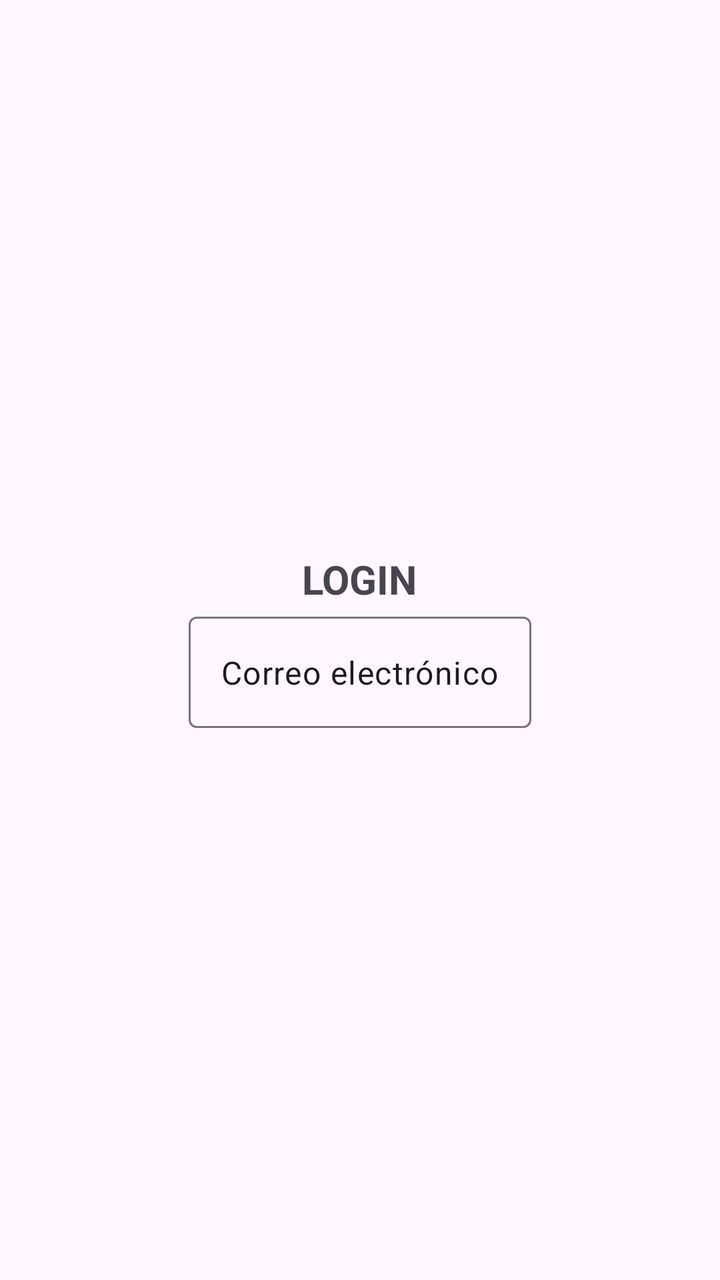
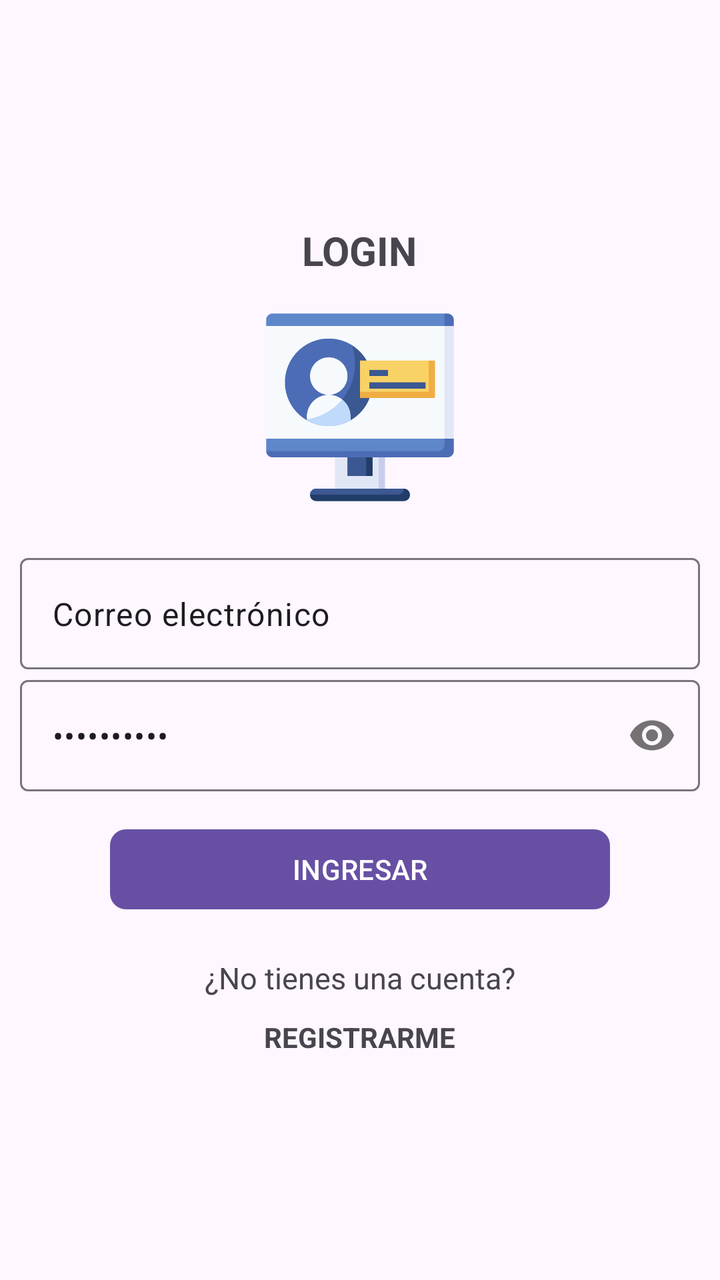

An Android layout rendered at two revisions. The XML below is the earlier revision; the diff shows what the commit changed to produce the second picture.
<!-- AndroidManifest.xml: application theme Theme.ChatKotlin -->
<!-- res/layout/activity_login_email.xml -->
<?xml version="1.0" encoding="utf-8"?>
<androidx.appcompat.widget.LinearLayoutCompat
    xmlns:android="http://schemas.android.com/apk/res/android"
    xmlns:app="http://schemas.android.com/apk/res-auto"
    xmlns:tools="http://schemas.android.com/tools"
    android:id="@+id/main"
    android:layout_width="match_parent"
    android:layout_height="match_parent"
    android:gravity="center"
    android:orientation="vertical"
    tools:context=".Fragmentos.LoginEmailActivity">

    <TextView
        android:text="@string/txt_login"
        android:textAllCaps="true"
        android:textSize="20sp"
        android:textStyle="bold"
        android:layout_width="wrap_content"
        android:layout_height="wrap_content"/>


    
    <com.google.android.material.textfield.TextInputLayout
        android:layout_width="wrap_content"
        android:layout_height="wrap_content">

        <EditText
            android:id="@+id/et_Email"
            android:text="@string/et_Email"
            android:inputType="textEmailAddress"
            android:layout_width="match_parent"
            android:layout_height="wrap_content"/>



    </com.google.android.material.textfield.TextInputLayout>



    
    <com.google.android.material.textfield.TextInputLayout
        android:layout_width="wrap_content"
        android:layout_height="wrap_content"/>


</androidx.appcompat.widget.LinearLayoutCompat>
<!-- resources referenced by this layout -->
<resources>
  <string name="et_Email">Correo electrónico</string>
  <string name="txt_login">Login</string>
  <style name="Theme.ChatKotlin" parent="Base.Theme.ChatKotlin" />
  <style name="Base.Theme.ChatKotlin" parent="Theme.Material3.DayNight.NoActionBar">
          
          
      </style>
</resources>

<!-- the commit's change to res/layout/activity_login_email.xml (unified diff, before → after) -->
@@ -6,10 +6,12 @@
     android:id="@+id/main"
     android:layout_width="match_parent"
     android:layout_height="match_parent"
+    android:orientation="vertical"
     android:gravity="center"
-    android:orientation="vertical"
+    android:padding="10dp"
     tools:context=".Fragmentos.LoginEmailActivity">
 
+    
     <TextView
         android:text="@string/txt_login"
         android:textAllCaps="true"
@@ -20,8 +22,17 @@
 
 
     
+    <ImageView
+        android:src="@drawable/login_usuario"
+        android:layout_marginTop="15dp"
+        android:layout_width="100dp"
+        android:layout_height="100dp"/>
+
+
+    
     <com.google.android.material.textfield.TextInputLayout
-        android:layout_width="wrap_content"
+        android:layout_marginTop="20dp"
+        android:layout_width="match_parent"
         android:layout_height="wrap_content">
 
         <EditText
@@ -31,14 +42,52 @@
             android:layout_width="match_parent"
             android:layout_height="wrap_content"/>
 
+    </com.google.android.material.textfield.TextInputLayout>
 
+
+
+    
+    <com.google.android.material.textfield.TextInputLayout
+        android:layout_width="match_parent"
+        android:layout_height="wrap_content"
+        app:passwordToggleEnabled="true">
+
+        <EditText
+            android:id="@+id/et_Password"
+            android:text="@string/et_Password"
+            android:inputType="textPassword"
+            android:layout_width="match_parent"
+            android:layout_height="wrap_content"/>
 
     </com.google.android.material.textfield.TextInputLayout>
 
 
 
     
-    <com.google.android.material.textfield.TextInputLayout
+    <com.google.android.material.button.MaterialButton
+        android:id="@+id/btn_ingresar"
+        android:text="@string/btn_ingresar"
+        android:textAllCaps="true"
+        android:layout_marginTop="15dp"
+        app:cornerRadius="8dp"
+        android:layout_width="250dp"
+        android:layout_height="wrap_content" />
+
+    
+    <TextView
+        android:text="@string/txt_no_tienes_cuenta"
+        android:textSize="15sp"
+        android:layout_marginTop="20dp"
+        android:layout_width="wrap_content"
+        android:layout_height="wrap_content"/>
+
+
+    <TextView
+        android:id="@+id/tv_registrarme"
+        android:text="@string/tv_registrarme"
+        android:textAllCaps="true"
+        android:textStyle="bold"
+        android:layout_marginTop="10dp"
         android:layout_width="wrap_content"
         android:layout_height="wrap_content"/>
 
<!-- resource entries referenced after the edit -->
@@ -1,7 +1,12 @@
 <!-- resources referenced by this layout -->
 <resources>
+  <!-- drawable login_usuario: png bitmap (drawable, 14322 bytes) -->
+  <string name="btn_ingresar">Ingresar</string>
   <string name="et_Email">Correo electrónico</string>
+  <string name="et_Password">Contraseña</string>
+  <string name="tv_registrarme">Registrarme</string>
   <string name="txt_login">Login</string>
+  <string name="txt_no_tienes_cuenta">¿No tienes una cuenta?</string>
   <style name="Theme.ChatKotlin" parent="Base.Theme.ChatKotlin" />
   <style name="Base.Theme.ChatKotlin" parent="Theme.Material3.DayNight.NoActionBar">
           
